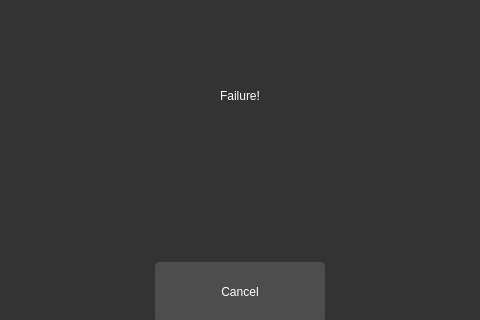
Teky500/Ebook-PR-Application, file source/features/ui/uploadpage_failure.ui: the form before one commit; both pictures show x 306 to 786 and y 0 to 320 of the 1092 by 683 pixel window.
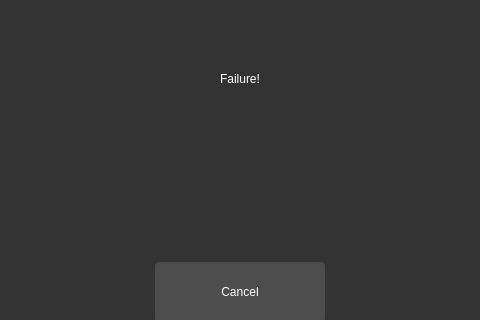
The form after the commit.

Commit message: changed word wrap of the labels - reem

Diff of the .ui file:
```diff
--- a/source/features/ui/uploadpage_failure.ui
+++ b/source/features/ui/uploadpage_failure.ui
@@ -107,7 +107,7 @@
      <item>
       <layout class="QHBoxLayout" name="horizontalLayout">
        <property name="topMargin">
-        <number>50</number>
+        <number>20</number>
        </property>
        <item>
         <widget class="QLabel" name="unload">
@@ -126,10 +126,24 @@
      </item>
      <item>
       <layout class="QHBoxLayout" name="horizontalLayout_3">
+       <property name="leftMargin">
+        <number>10</number>
+       </property>
+       <property name="rightMargin">
+        <number>10</number>
+       </property>
        <item>
         <widget class="QLabel" name="label">
          <property name="styleSheet">
-          <string notr="true">font: italic 15pt &quot;Segoe UI&quot;;</string>
+          <string notr="true">background-color: #333333;   
+display: flex;
+justify-content: center;
+align-items: center;
+height: 100vh;
+margin: 0;
+border: #333333;
+text-align: center;
+font: italic 15pt &quot;Segoe UI&quot;;</string>
          </property>
          <property name="text">
           <string/>
@@ -137,6 +151,9 @@
          <property name="alignment">
           <set>Qt::AlignCenter</set>
          </property>
+         <property name="wordWrap">
+          <bool>true</bool>
+         </property>
         </widget>
        </item>
       </layout>
@@ -149,6 +166,9 @@
        <property name="leftMargin">
         <number>50</number>
        </property>
+       <property name="topMargin">
+        <number>10</number>
+       </property>
        <property name="rightMargin">
         <number>50</number>
        </property>
```
The commit also changes 4 other files.
